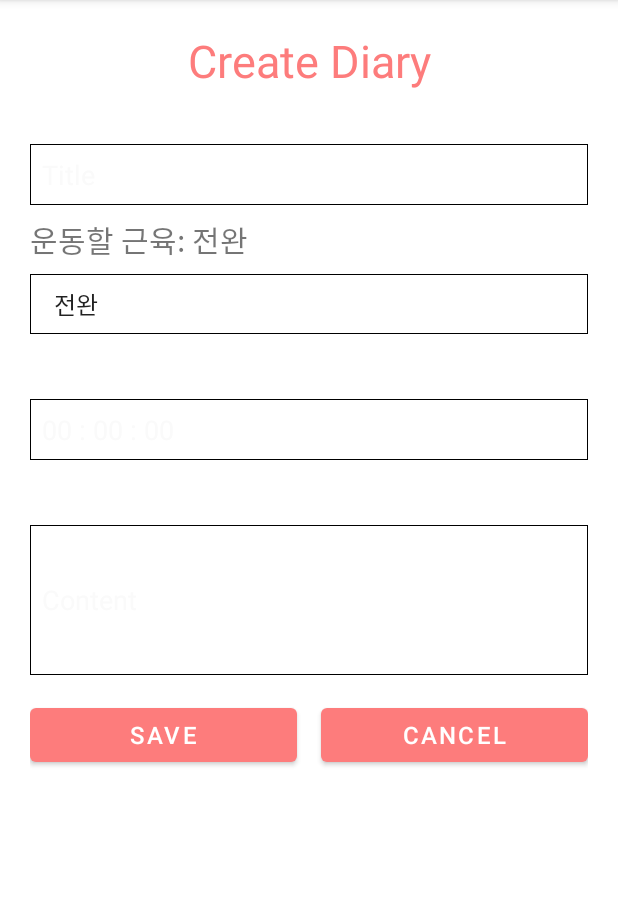
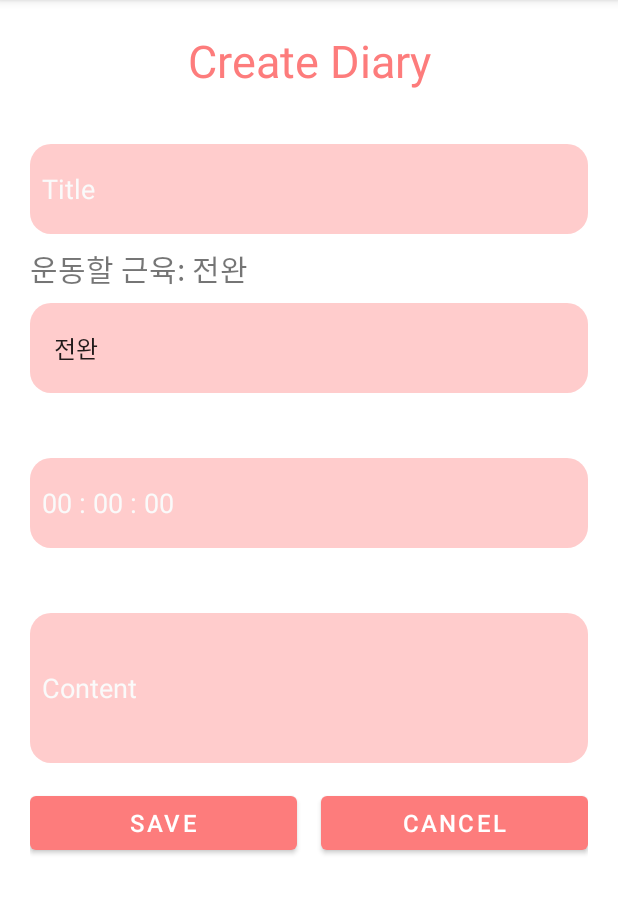
Before and after one commit to youngyin/exercise_helper, an Android app: the DiaryActivity screen opened directly, with no data from a screen before it, on a phone screen of 412 x 824 dp, the part 84-998 px from its top. Run offline under Robolectric (Android 15) with nearby library versions, the phone set to English and light mode, and no system bars.

Commit message:
Update memo_border.xml

```diff
--- a/exercise_helper_app/app/src/main/res/drawable/memo_border.xml
+++ b/exercise_helper_app/app/src/main/res/drawable/memo_border.xml
@@ -1,22 +1,19 @@
 <?xml version="1.0" encoding="utf-8"?>
-<layer-list xmlns:android="http://schemas.android.com/apk/res/android">
-
-    <item>
-        <shape android:shape="rectangle">
-            <solid android:color="#000000" />
-        </shape>
-
-    </item>
-
-    <item android:top = "1dp"
-        android:right= "1dp"
-        android:left="1dp"
-        android:bottom="1dp">
-
-        <shape android:shape="rectangle">
-            <solid android:color="@color/design_default_color_background" />
-        </shape>
-
-    </item>
-
-</layer-list>
+<shape xmlns:android="http://schemas.android.com/apk/res/android" android:shape="rectangle" >
+    <corners
+        android:radius="14dp"
+        />
+    <solid
+        android:color="#FFCCCC"
+        />
+    <padding
+        android:left="0dp"
+        android:top="0dp"
+        android:right="0dp"
+        android:bottom="0dp"
+        />
+    <size
+        android:width="270dp"
+        android:height="60dp"
+        />
+</shape>
```
